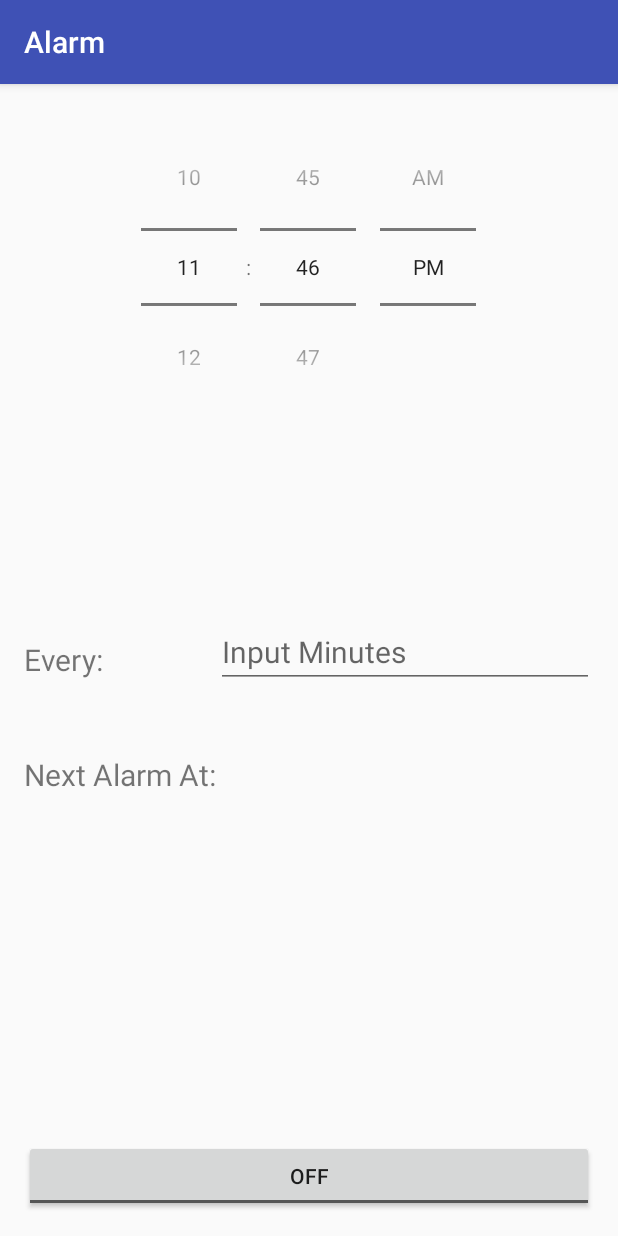
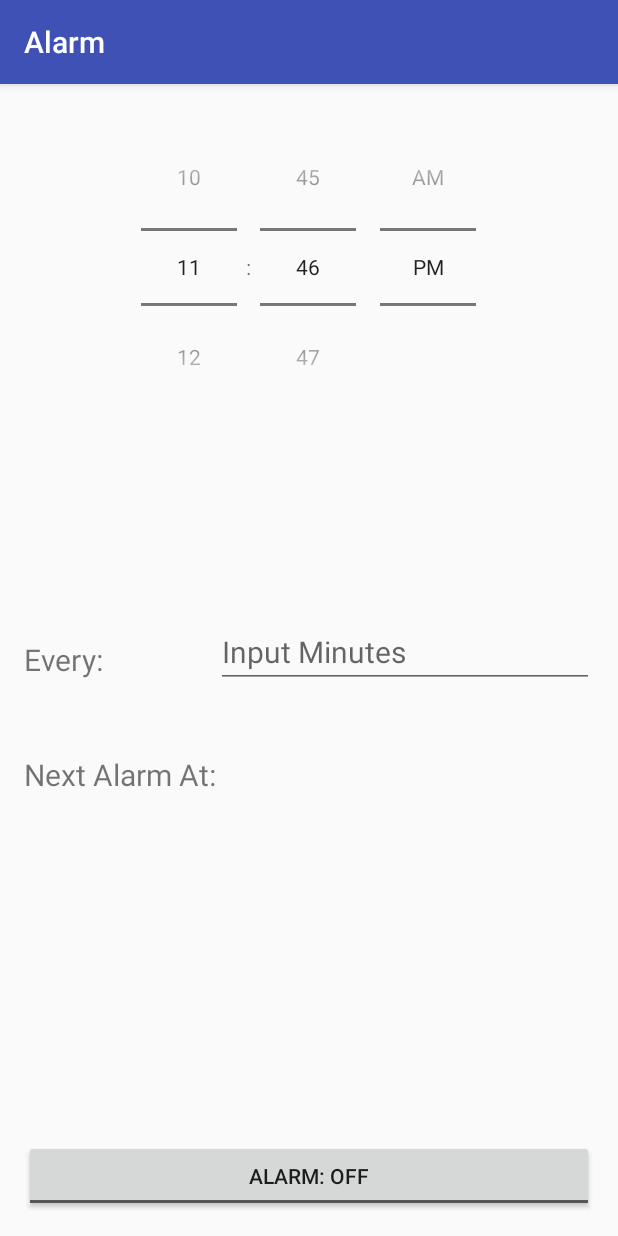
Before and after one commit to Pidgens/alarms, an Android app: the screen it shows after launch (MainActivity), on a phone screen of 412 x 824 dp. Run offline under Robolectric (Android 15) with nearby library versions, the phone set to English and light mode, and no system bars.

```diff
--- a/app/src/main/res/layout/activity_main.xml
+++ b/app/src/main/res/layout/activity_main.xml
@@ -12,7 +12,8 @@
     <ToggleButton
         android:layout_width="wrap_content"
         android:layout_height="wrap_content"
-        android:text="Alarm Off"
+        android:textOff="ALARM: OFF"
+        android:textOn="ALARM: ON"
         android:id="@+id/toggleButton"
         android:layout_alignParentBottom="true"
         android:layout_alignParentLeft="true"
```
Also changed, not shown: app/src/main/java/com/example/derekchiu/alarm/AlarmReceiver.java (+10 -3 lines), app/src/main/java/com/example/derekchiu/alarm/MainActivity.java (+8 -0 lines).
